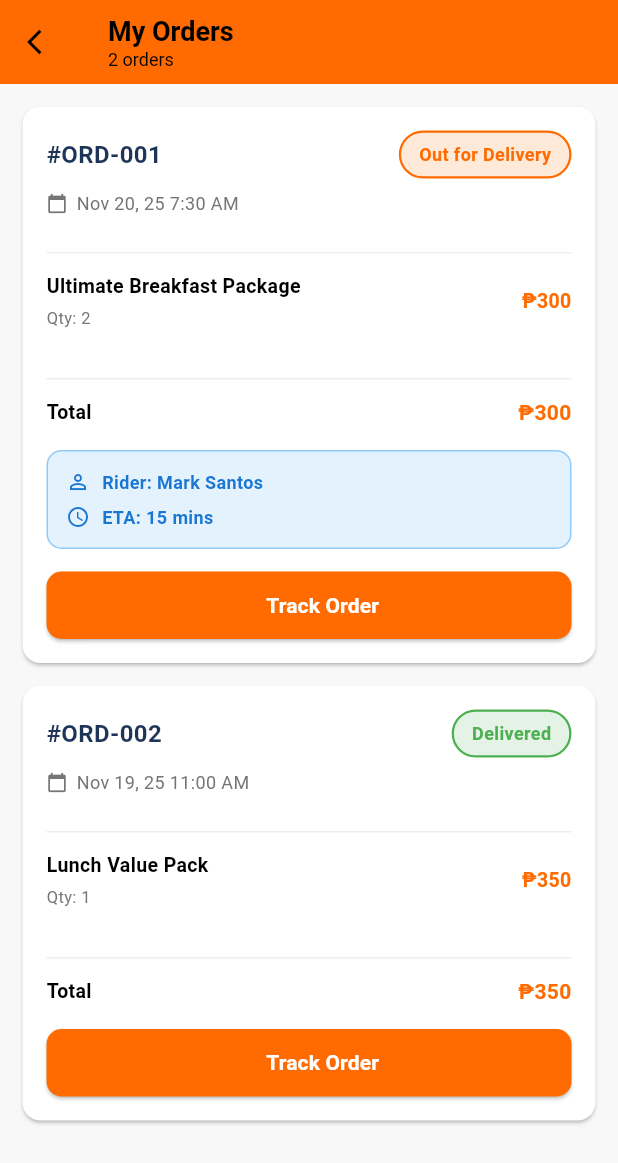
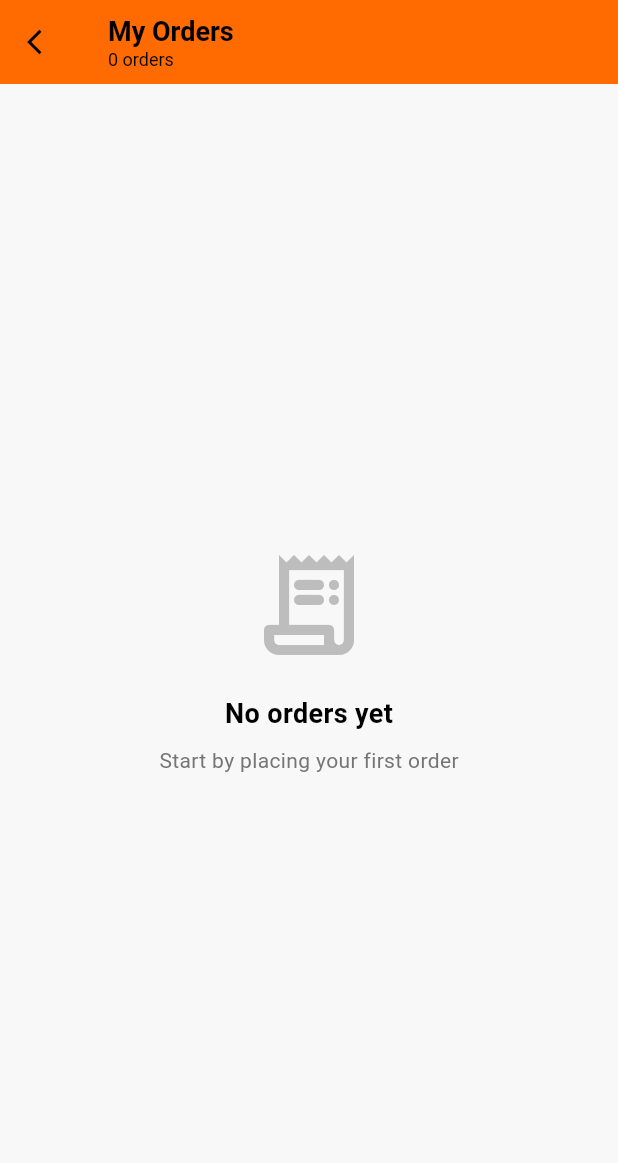
Before and after one commit to Venvienne/bahay_kusina, a Flutter app: the OrdersPage screen opened directly, on a phone screen of 412 x 824 dp. Shown: the top 1163 px of the screen. Run offline on Flutter 3.47's test engine with Material 3 defaults, Android fonts, the phone set to English and light mode, and no system bars; our stand-ins replace cloud_firestore, firebase_core; accounts and stored records are empty.

Commit message:
unsa imong nahuman

```diff
--- /dev/null
+++ b/lib/providers/orders_provider.dart
@@ -0,0 +1,54 @@
+import 'package:flutter/material.dart';
+import '../models/order.dart';
+
+class OrdersProvider with ChangeNotifier {
+  static final OrdersProvider _instance = OrdersProvider._internal();
+
+  factory OrdersProvider() {
+    return _instance;
+  }
+
+  OrdersProvider._internal();
+
+  final List<Order> _orders = [];
+
+  List<Order> get orders => List.unmodifiable(_orders);
+
+  void addOrder(Order order) {
+    _orders.add(order);
+    notifyListeners();
+  }
+
+  void updateOrderStatus(String orderId, OrderStatus status) {
+    final index = _orders.indexWhere((order) => order.orderId == orderId);
+    if (index != -1) {
+      final updatedOrder = Order(
+        orderId: _orders[index].orderId,
+        orderDate: _orders[index].orderDate,
+        items: _orders[index].items,
+        totalAmount: _orders[index].totalAmount,
+        status: status,
+        deliveryAddress: _orders[index].deliveryAddress,
+        contactNumber: _orders[index].contactNumber,
+        paymentMethod: _orders[index].paymentMethod,
+        riderName: _orders[index].riderName,
+        riderEta: _orders[index].riderEta,
+      );
+      _orders[index] = updatedOrder;
+      notifyListeners();
+    }
+  }
+
+  void clearAllOrders() {
+    _orders.clear();
+    notifyListeners();
+  }
+
+  Order? getOrderById(String orderId) {
+    try {
+      return _orders.firstWhere((order) => order.orderId == orderId);
+    } catch (e) {
+      return null;
+    }
+  }
+}
--- a/lib/screens/orders_page.dart
+++ b/lib/screens/orders_page.dart
@@ -3,6 +3,7 @@
 import 'package:flutter/material.dart';
 import '../models/order.dart';
 import '../providers/cart_provider.dart';
+import '../providers/orders_provider.dart';
 import 'track_order_page.dart';
 
 class OrdersPage extends StatefulWidget {
@@ -22,50 +23,18 @@ class OrdersPage extends StatefulWidget {
 
 class _OrdersPageState extends State<OrdersPage> {
   late List<Order> orders;
+  late OrdersProvider _ordersProvider;
 
   @override
   void initState() {
     super.initState();
+    _ordersProvider = OrdersProvider();
     _initializeOrders();
   }
 
   void _initializeOrders() {
-    orders = [
-      Order(
-        orderId: '#ORD-001',
-        orderDate: DateTime(2025, 11, 20, 7, 30),
-        items: [
-          OrderItem(
-            mealTitle: 'Ultimate Breakfast Package',
-            quantity: 2,
-            pricePerUnit: 150,
-          ),
-        ],
-        totalAmount: 300,
-        status: OrderStatus.outForDelivery,
-        deliveryAddress: '123 Sampaguita St., Quezon City',
-        contactNumber: '0919-345-6789',
-        paymentMethod: 'Cash on Delivery',
-        riderName: 'Mark Santos',
-        riderEta: '15 mins',
-      ),
-      Order(
-        orderId: '#ORD-002',
-        orderDate: DateTime(2025, 11, 19, 11, 0),
-        items: [
-          OrderItem(
-            mealTitle: 'Lunch Value Pack',
-            quantity: 1,
-            pricePerUnit: 350,
-          ),
-        ],
-        totalAmount: 350,
-        status: OrderStatus.delivered,
-        deliveryAddress: '456 Magsaysay Ave., Manila',
-        contactNumber: '0919-876-5432',
-        paymentMethod: 'GCash',
-      ),
-    ];
+    // Get orders from OrdersProvider
+    orders = _ordersProvider.orders;
   }
 
   @override
```
Also changed, not shown: lib/screens/checkout_page.dart (+29 -1 lines).
